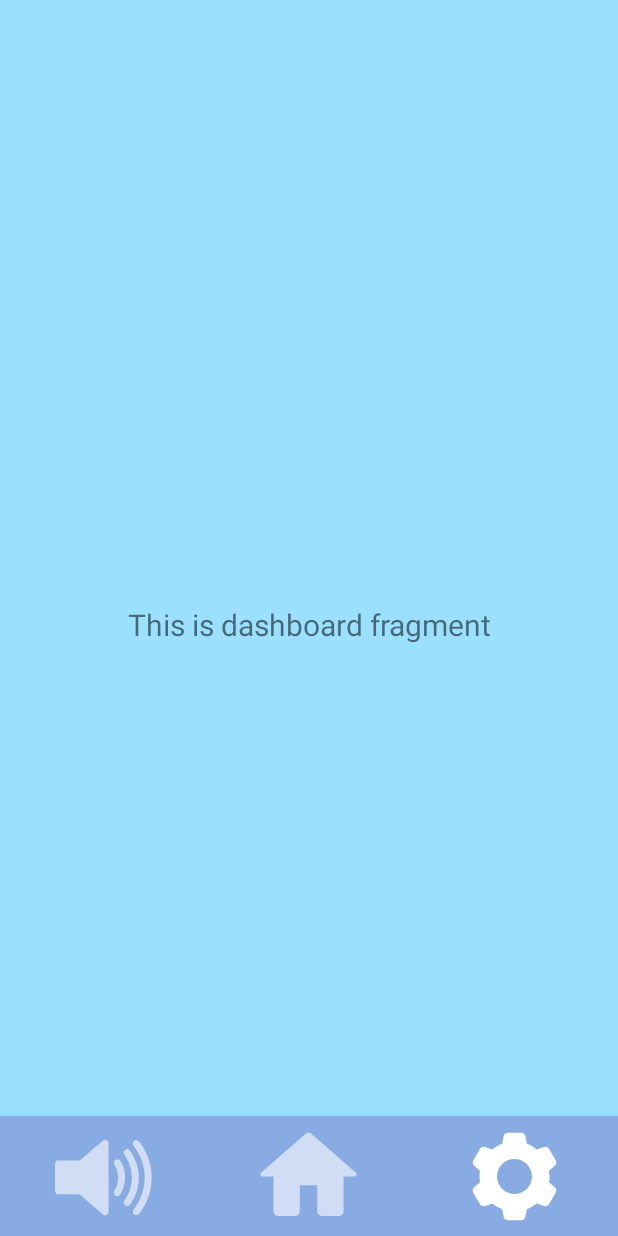
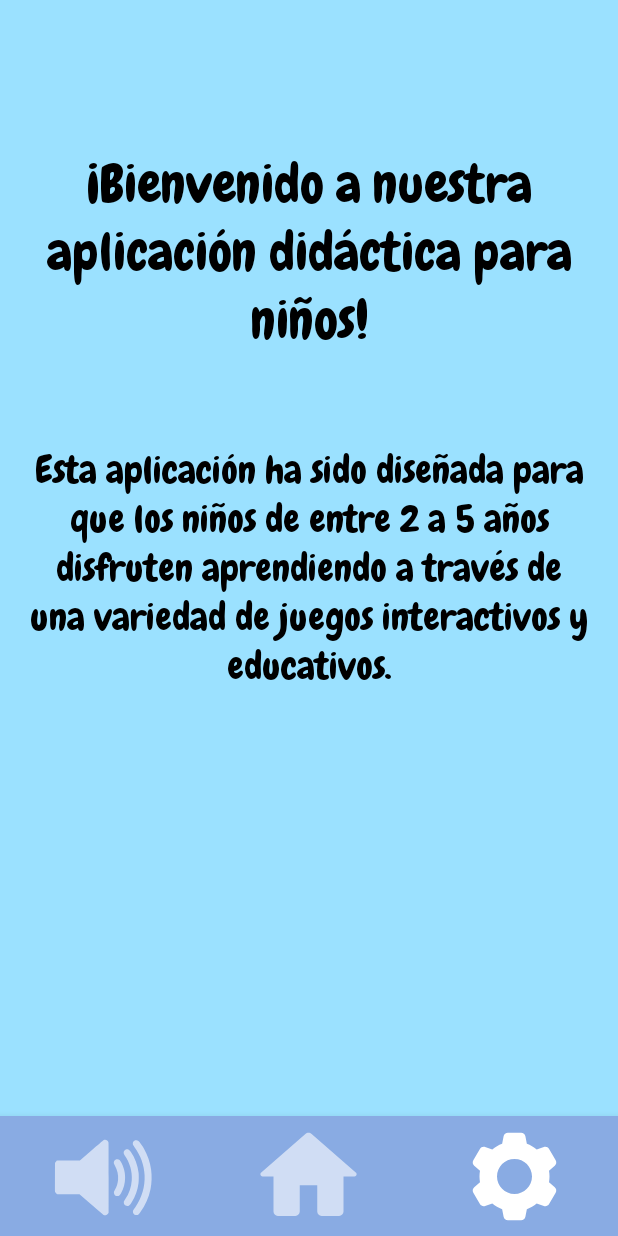
Before and after one commit to Isa2604/Lab.DisMov, an Android app: the DashboardFragment screen opened through its navigation route, on a phone screen of 412 x 824 dp. Run offline under Robolectric (Android 15) with nearby library versions, the phone set to English and light mode, and no system bars; our stand-ins replace navigation-ui.

Commit message:
Se agrego lo que va en el DashboardFragment y se editaron los botones sus colores y nombre del 3

```diff
--- a/app/src/main/java/com/example/playground/ui/dashboard/DashboardFragment.java
+++ b/app/src/main/java/com/example/playground/ui/dashboard/DashboardFragment.java
@@ -24,8 +24,6 @@ public class DashboardFragment extends Fragment {
         binding = FragmentDashboardBinding.inflate(inflater, container, false);
         View root = binding.getRoot();
 
-        final TextView textView = binding.textDashboard;
-        dashboardViewModel.getText().observe(getViewLifecycleOwner(), textView::setText);
         return root;
     }
 
--- a/app/src/main/java/com/example/playground/ui/home/HomeFragment.java
+++ b/app/src/main/java/com/example/playground/ui/home/HomeFragment.java
@@ -54,7 +54,10 @@ public class HomeFragment extends Fragment {
         Button button = root.findViewById(R.id.button);
         Button button2 = root.findViewById(R.id.button2);
         Button button3 = root.findViewById(R.id.button3);
+        Button button4 = root.findViewById(R.id.button4);
         Button button5 = root.findViewById(R.id.button5);
+        Button button6 = root.findViewById(R.id.button6);
+        Button button7 = root.findViewById(R.id.button7);
 
         // Configurar OnClickListener para cada botón
         button.setOnClickListener(new View.OnClickListener() {
@@ -66,7 +69,6 @@ public class HomeFragment extends Fragment {
                 startActivity(intent);
             }
         });
-
         button2.setOnClickListener(new View.OnClickListener() {
             @Override
             public void onClick(View v) {
@@ -75,11 +77,18 @@ public class HomeFragment extends Fragment {
                 startActivity(intent);
             }
         });
-
         button3.setOnClickListener(new View.OnClickListener() {
             @Override
             public void onClick(View v) {
                 // Acción a realizar al hacer clic en el tercer botón
+                //AQUI AGREGAR NUMBER DASH
+            }
+        });
+        button4.setOnClickListener(new View.OnClickListener() {
+            @Override
+            public void onClick(View v) {
+                // Acción a realizar al hacer clic en el botón
+                //AQUI AGREGAR JORGE
             }
         });
         button5.setOnClickListener(new View.OnClickListener() {
@@ -90,7 +99,20 @@ public class HomeFragment extends Fragment {
                 startActivity(intent);
             }
         });
-
+        button6.setOnClickListener(new View.OnClickListener() {
+            @Override
+            public void onClick(View v) {
+                // Acción a realizar al hacer clic en el botón
+                //AQUI AGREGAR DANIEL
+            }
+        });
+        button7.setOnClickListener(new View.OnClickListener() {
+            @Override
+            public void onClick(View v) {
+                // Acción a realizar al hacer clic en el botón
+                //AQUI AGREGAR DANIEL
+            }
+        });
         return root;
     }
 
--- a/app/src/main/res/layout/fragment_dashboard.xml
+++ b/app/src/main/res/layout/fragment_dashboard.xml
@@ -7,16 +7,33 @@
     tools:context=".ui.dashboard.DashboardFragment">
 
     <TextView
-        android:id="@+id/text_dashboard"
+        android:id="@+id/textView"
         android:layout_width="match_parent"
         android:layout_height="wrap_content"
         android:layout_marginStart="8dp"
-        android:layout_marginTop="8dp"
+        android:layout_marginTop="100dp"
         android:layout_marginEnd="8dp"
+        android:fontFamily="@font/chewy"
+        android:text="@string/configurracion"
         android:textAlignment="center"
-        android:textSize="20sp"
-        app:layout_constraintBottom_toBottomOf="parent"
+        android:textColor="@color/black"
+        android:textSize="35sp"
         app:layout_constraintEnd_toEndOf="parent"
         app:layout_constraintStart_toStartOf="parent"
         app:layout_constraintTop_toTopOf="parent" />
+
+    <TextView
+        android:layout_width="match_parent"
+        android:layout_height="wrap_content"
+        android:layout_marginStart="8dp"
+        android:layout_marginTop="60dp"
+        android:layout_marginEnd="8dp"
+        android:fontFamily="@font/chewy"
+        android:text="@string/configurraciona"
+        android:textAlignment="center"
+        android:textColor="@color/black"
+        android:textSize="25sp"
+        app:layout_constraintEnd_toEndOf="parent"
+        app:layout_constraintStart_toStartOf="parent"
+        app:layout_constraintTop_toBottomOf="@+id/textView" />
 </androidx.constraintlayout.widget.ConstraintLayout>
--- a/app/src/main/res/layout/fragment_home.xml
+++ b/app/src/main/res/layout/fragment_home.xml
@@ -112,21 +112,23 @@
             app:layout_constraintEnd_toEndOf="parent"
             app:layout_constraintStart_toStartOf="parent"
             app:layout_constraintTop_toBottomOf="@+id/button4" />
+
         <Button
             android:id="@+id/button6"
             android:layout_width="match_parent"
             android:layout_height="130dp"
             android:layout_marginStart="25dp"
+            android:layout_marginTop="8dp"
             android:layout_marginEnd="25dp"
-            android:layout_marginTop="10dp"
+            android:background="@drawable/btn1"
             android:fontFamily="@font/bobby_jones"
             android:text="button6"
             android:textColor="@color/black"
+            android:textSize="35sp"
             app:backgroundTint="@null"
-            android:background="@drawable/btn"
             app:cornerRadius="30dp"
-            android:textSize="35sp"
             app:layout_constraintEnd_toEndOf="parent"
+            app:layout_constraintHorizontal_bias="0.0"
             app:layout_constraintStart_toStartOf="parent"
             app:layout_constraintTop_toBottomOf="@+id/button5" />
 
@@ -138,7 +140,7 @@
             android:layout_marginTop="10dp"
             android:layout_marginEnd="25dp"
             android:layout_marginBottom="90dp"
-            android:background="@drawable/btn"
+            android:background="@drawable/btn2"
             android:fontFamily="@font/bobby_jones"
             android:text="button7"
             android:textColor="@color/black"
--- a/app/src/main/res/values/strings.xml
+++ b/app/src/main/res/values/strings.xml
@@ -7,11 +7,13 @@
     <string name="scrol_juegos">Juegos</string>
     <string name="button">ANIMALS</string>
     <string name="button2">CAT BOUNCE</string>
-    <string name="button3">EMOTIONS</string>
+    <string name="button3">NUMBER DASH</string>
     <string name="button4">HAPPY COLORS</string>
     <string name="button5">PIANO</string>
 <!-- TODO: Remove or change this placeholder text -->
     <string name="hello_blank_fragment">Hello blank fragment</string>
     <string name="activar_sonido_de_fondo">Musica de fondo</string>
     <string name="sonido_animals">Sonido Animals</string>
+    <string name="configurracion">"¡Bienvenido a nuestra aplicación didáctica para niños!"</string>
+    <string name="configurraciona">Esta aplicación ha sido diseñada para que los niños de entre 2 a 5 años disfruten aprendiendo a través de una variedad de juegos interactivos y educativos.</string>
 </resources>
```
